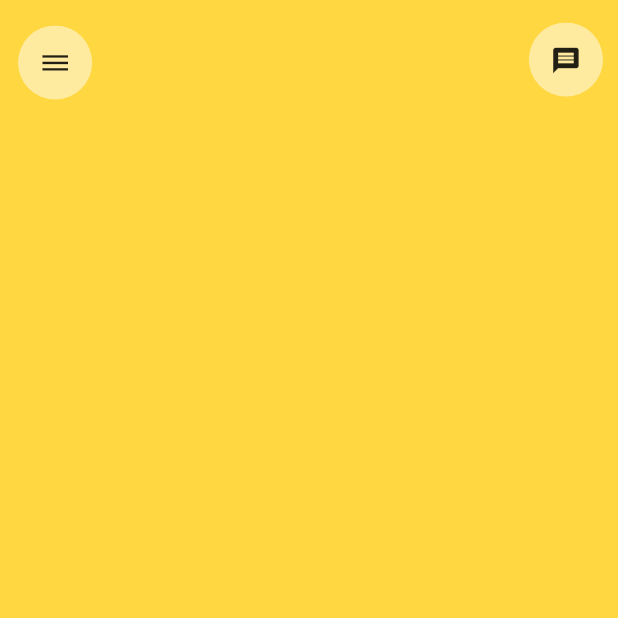
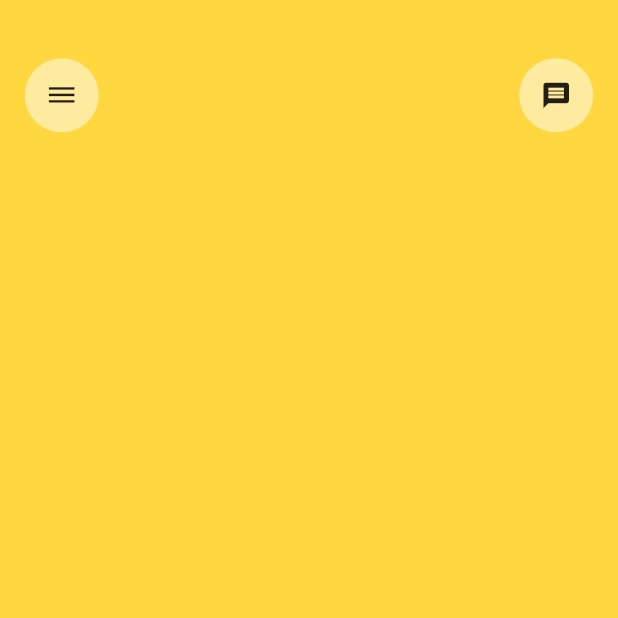
Before and after one commit to NaagAlgates/combank_ui_challenge, a Flutter app: the screen it shows after launch, on a phone screen of 412 x 824 dp, the top half of it. Run offline on Flutter 3.47's test engine with Material 2 defaults, Android fonts, the phone set to English and light mode, and no system bars.

Commit message:
Created a common view class for menu

```diff
--- a/lib/main.dart
+++ b/lib/main.dart
@@ -1,10 +1,9 @@
 import 'dart:developer';
 
-import 'package:combank_ui_challenge/view/sliding_menu_icon.dart';
 import 'package:flutter/material.dart';
 
 import 'helpers/themes.dart';
-import 'view/help_menu_icon.dart';
+import 'view/custom_menu_view.dart';
 
 void main() => runApp(MyApp());
 
@@ -33,6 +32,9 @@ class _HomePageState extends State<HomePage> {
   @override
   Widget build(BuildContext context) {
     return SafeArea(
+      minimum: const EdgeInsets.all(0.0),
+      bottom: false,
+      top: false,
       child: Scaffold(
         key: _scaffoldKey,
         drawer: Container(
@@ -54,14 +56,14 @@ class _HomePageState extends State<HomePage> {
               width: MediaQuery.of(context).size.width,
               height: MediaQuery.of(context).size.height,
               child: Padding(
-                padding: const EdgeInsets.only(top: 5.0),
+                padding: const EdgeInsets.only(top: 10.0),
                 child: Row(
                   crossAxisAlignment: CrossAxisAlignment.start,
                   mainAxisSize: MainAxisSize.max,
                   mainAxisAlignment: MainAxisAlignment.spaceBetween,
                   children: [
-                    customNavigationDrawer(context),
-                    customMessageView(context)
+                    customMenuView(context,Icons.dehaze),
+                    customMenuView(context,Icons.message)
                   ],
                 ),
               ),
--- /dev/null
+++ b/lib/view/custom_menu_view.dart
@@ -0,0 +1,21 @@
+
+import 'package:combank_ui_challenge/helpers/themes.dart';
+import 'package:flutter/material.dart';
+
+Widget customMenuView(BuildContext context,var icon) {
+  var _height = MediaQuery.of(context).size.height;
+  return Padding(
+    padding: EdgeInsets.only(top:_height*0.035,right: _height*0.02,left: _height*0.02,bottom: _height*0.02),
+    child: ClipRRect(
+      borderRadius: BorderRadius.circular(_height),
+      child: Container(
+        width: _height*.06,
+        height: _height*.06,
+        color: comBankThemeData.accentColor,
+        child: Center(
+          child: Icon(icon,size:_height*0.025,color: Colors.black87,),
+        ),
+      ),
+    ),
+  );
+}
--- a/lib/view/help_menu_icon.dart
+++ /dev/null
@@ -1,20 +0,0 @@
-
-import 'package:combank_ui_challenge/helpers/themes.dart';
-import 'package:flutter/material.dart';
-
-Widget customMessageView(BuildContext context) {
-  return Padding(
-    padding: const EdgeInsets.all(10.0),
-    child: ClipRRect(
-      borderRadius: BorderRadius.circular(90.0),
-      child: Container(
-        width: MediaQuery.of(context).size.height*.06,
-        height: MediaQuery.of(context).size.height*.06,
-        color: comBankThemeData.accentColor,
-        child: Center(
-          child: Icon(Icons.message,size:MediaQuery.of(context).size.width*0.05,color: Colors.black87,),
-        ),
-      ),
-    ),
-  );
-}
--- a/lib/view/sliding_menu_icon.dart
+++ /dev/null
@@ -1,20 +0,0 @@
-
-import 'package:combank_ui_challenge/helpers/themes.dart';
-import 'package:flutter/material.dart';
-
-Widget customNavigationDrawer(BuildContext context) {
-  return Padding(
-    padding: const EdgeInsets.all(12.0),
-    child: ClipRRect(
-      borderRadius: BorderRadius.circular(40.0),
-      child: Container(
-        width: MediaQuery.of(context).size.height*.06,
-        height: MediaQuery.of(context).size.height*.06,
-        color: comBankThemeData.accentColor,
-        child: Center(
-          child: Icon(Icons.dehaze,size: MediaQuery.of(context).size.width*0.05,color: Colors.black87,),
-        ),
-      ),
-    ),
-  );
-}
```
Also changed, not shown: lib/helpers/themes.dart (line endings or trailing spaces).
